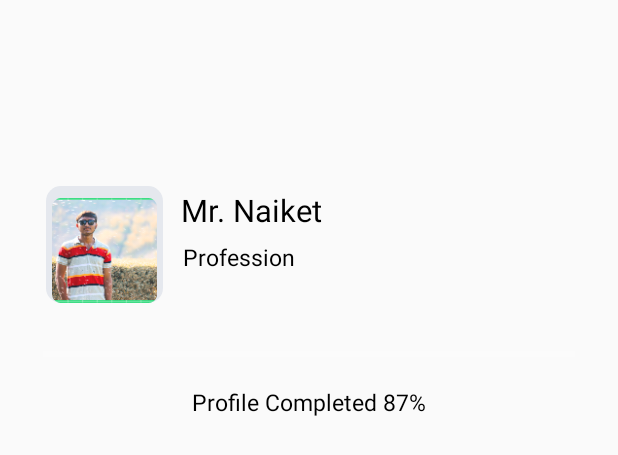
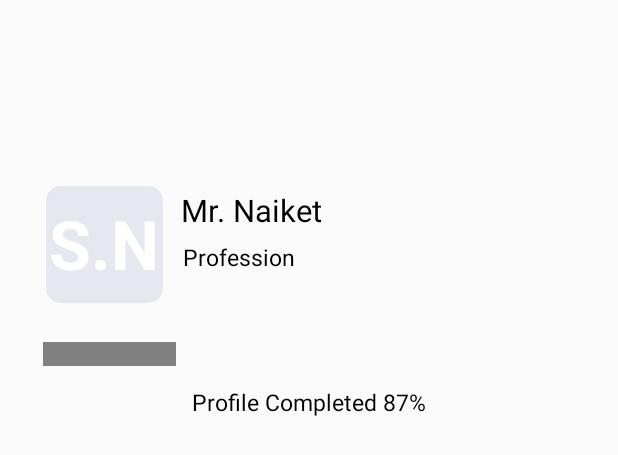
Before and after one commit to Snehal-Singh174/SvaKatha, an Android app: the layout nav_header_profile.xml on its own in the app's theme, with its tools: preview values and no code run, on a phone screen of 412 x 824 dp. Shown: the top 455 px of the screen. Run offline under Robolectric (Android 15) with nearby library versions, the phone set to English and light mode, and no system bars.

Commit message:
NavigationDrawer Done With Database

```diff
--- a/app/src/main/res/layout/content_profile.xml
+++ b/app/src/main/res/layout/content_profile.xml
@@ -84,7 +84,7 @@ tools:context=".Profile">
         android:layout_marginEnd="20dp"
         android:max="100"
         android:progress="25"
-
+        android:progressTint="#808080"
         android:scaleY="4"
         tools:layout_editor_absoluteX="175dp"
         tools:layout_editor_absoluteY="221dp" />
--- a/app/src/main/res/layout/custom_layout.xml
+++ b/app/src/main/res/layout/custom_layout.xml
@@ -1,5 +1,5 @@
 <?xml version="1.0" encoding="utf-8"?>
-<android.support.v7.widget.CardView xmlns:android="http://schemas.android.com/apk/res/android"
+<androidx.cardview.widget.CardView xmlns:android="http://schemas.android.com/apk/res/android"
     xmlns:app="http://schemas.android.com/apk/res-auto"
     android:layout_width="match_parent"
     android:layout_height="match_parent"
@@ -64,4 +64,4 @@
     </RelativeLayout>
 
 
-</android.support.v7.widget.CardView>
+</androidx.cardview.widget.CardView>
--- a/app/src/main/res/layout/nav_header_profile.xml
+++ b/app/src/main/res/layout/nav_header_profile.xml
@@ -13,7 +13,7 @@
     android:paddingBottom="@dimen/activity_vertical_margin"
     android:theme="@style/ThemeOverlay.AppCompat.Dark">
 
-    <ImageView
+    <EditText
         android:id="@+id/photo_drawer"
         android:layout_width="@dimen/_60sdp"
         android:layout_height="@dimen/_60sdp"
@@ -24,16 +24,25 @@
         android:paddingTop="@dimen/nav_header_vertical_spacing"
         app:layout_constraintBottom_toTopOf="@+id/progressBar_drawer"
         app:layout_constraintStart_toStartOf="parent"
-        app:srcCompat="@mipmap/drawer_profileimg" />
+        android:textStyle="bold"
+        android:textSize="@dimen/_35ssp"
+        android:gravity="center_horizontal"
+        android:textAlignment="center"
+        android:text="S.N"
+        />
 
     <ProgressBar
         android:id="@+id/progressBar_drawer"
-        style="?android:attr/progressBarStyleHorizontal"
+        style="@style/Widget.AppCompat.ProgressBar.Horizontal"
         android:layout_width="match_parent"
         android:layout_height="wrap_content"
         android:layout_marginBottom="40dp"
         android:layout_marginStart="@dimen/_10sdp"
         android:layout_marginEnd="@dimen/_10sdp"
+        android:max="100"
+        android:progress="25"
+        android:scaleY="4"
+        android:progressTint="#808080"
         app:layout_constraintBottom_toBottomOf="parent"
         app:layout_constraintEnd_toEndOf="parent"
         app:layout_constraintStart_toStartOf="parent" />
@@ -58,6 +67,7 @@
         android:layout_marginBottom="74dp"
         android:text="Mr. Naiket"
         android:textColor="#000"
+
         android:textSize="@dimen/_16ssp"
         app:layout_constraintBottom_toTopOf="@+id/progressBar_drawer"
         app:layout_constraintStart_toEndOf="@+id/photo_drawer" />
```
Also changed, not shown: app/src/main/java/com/example/svakatha/Profile.java (+24 -16 lines).
